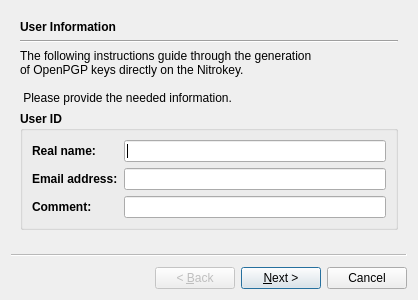
The window that nitropyapp/ui/key_generation.ui (daringer/nitropy-app) describes before a commit, drawn with Qt 5.
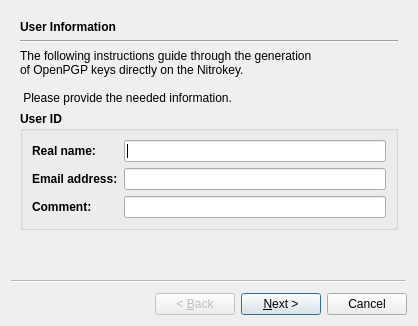
The same window after the commit. Icons and pictures are not drawn.

What changed in the file:
```diff
--- a/nitropyapp/ui/key_generation.ui
+++ b/nitropyapp/ui/key_generation.ui
@@ -7,7 +7,7 @@
     <x>0</x>
     <y>0</y>
     <width>418</width>
-    <height>300</height>
+    <height>326</height>
    </rect>
   </property>
   <property name="windowTitle">
```
Left out of the diff: 2 changed lines with no effect on the pictures.
